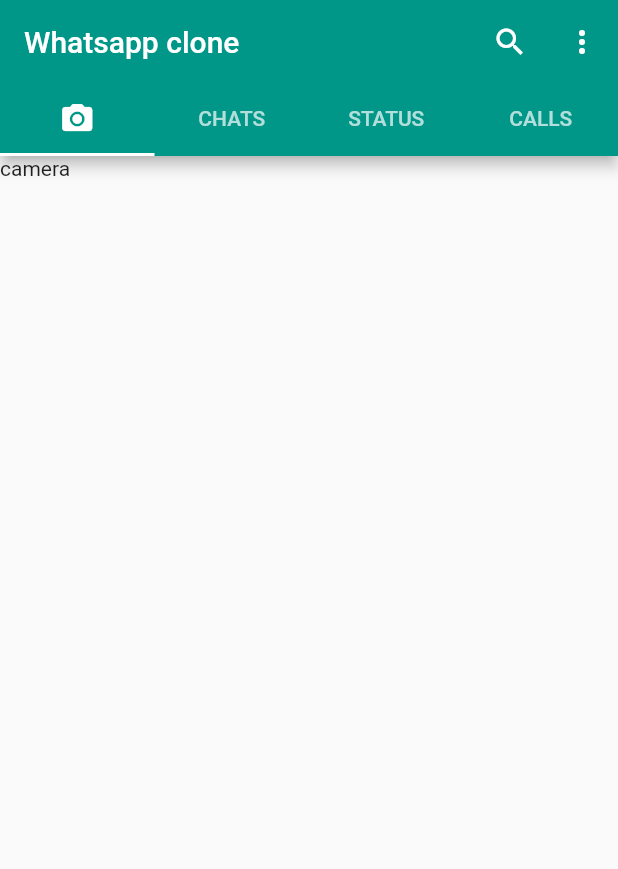
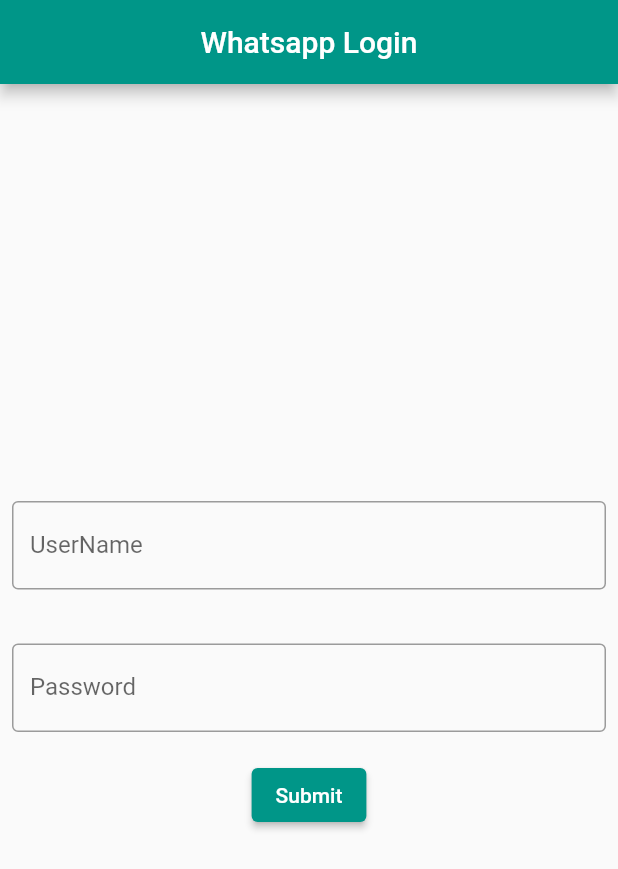
Before and after one commit to maazsaleem1/flutter-statemanagement, a Flutter app: the screen it shows after launch, on a phone screen of 412 x 824 dp. Shown: the top 869 px of the screen. Run offline on Flutter 3.47's test engine with Material 2 defaults, Android fonts, the phone set to English and light mode, and no system bars; our stand-ins replace flutter_svg, get; accounts and stored records are empty.

Commit message:
11/16/2023

```diff
--- a/lib/main.dart
+++ b/lib/main.dart
@@ -1,5 +1,8 @@
 import 'package:flutter/material.dart';
 import 'package:flutter_learning/view/Home_Screen.dart';
+import 'package:flutter_learning/view/user_login.dart';
+import 'package:get/get.dart';
+import 'package:get/get_core/get_core.dart';
 
 void main() {
   runApp(const MyApp());
@@ -11,12 +14,12 @@ class MyApp extends StatelessWidget {
   // This widget is the root of your application.
   @override
   Widget build(BuildContext context) {
-    return MaterialApp(
+    return GetMaterialApp(
       theme: ThemeData(
           // primaryColor: Color(0xFF075E54),
           colorScheme: ColorScheme.fromSwatch(
               primarySwatch: Colors.teal, accentColor: Color(0XFF128C7E))),
-      home: HomeScreen(),
+      home: LoginPage(),
     );
   }
 }
--- /dev/null
+++ b/lib/model.dart/all_user_data_model/all_user_data_model.dart
@@ -0,0 +1,38 @@
+import 'package:collection/collection.dart';
+
+import 'datum.dart';
+
+class AllUserDataModel {
+  String? message;
+  List<Datum>? data;
+  bool? status;
+
+  AllUserDataModel({this.message, this.data, this.status});
+
+  factory AllUserDataModel.fromJson(Map<String, dynamic> json) {
+    return AllUserDataModel(
+      message: json['message'] as String?,
+      data: (json['data'] as List<dynamic>?)
+          ?.map((e) => Datum.fromJson(e as Map<String, dynamic>))
+          .toList(),
+      status: json['status'] as bool?,
+    );
+  }
+
+  Map<String, dynamic> toJson() => {
+        'message': message,
+        'data': data?.map((e) => e.toJson()).toList(),
+        'status': status,
+      };
+
+  @override
+  bool operator ==(Object other) {
+    if (identical(other, this)) return true;
+    if (other is! AllUserDataModel) return false;
+    final mapEquals = const DeepCollectionEquality().equals;
+    return mapEquals(other.toJson(), toJson());
+  }
+
+  @override
+  int get hashCode => message.hashCode ^ data.hashCode ^ status.hashCode;
+}
--- a/lib/view/Home_Screen.dart
+++ b/lib/view/Home_Screen.dart
@@ -63,13 +63,9 @@ class _HomeScreenState extends State<HomeScreen> with TickerProviderStateMixin {
           ],
         ),
       ),
-      body: TabBarView(
-        controller: _controller,
-        children: const [
+      body: TabBarView(controller: _controller, children: const [
         Text("camera"),
-
         ChatScreen(),
-
         Text("status"),
         Text("calls")
       ]),
--- /dev/null
+++ b/lib/view/user_login.dart
@@ -0,0 +1,72 @@
+import 'package:flutter/material.dart';
+import 'package:flutter_learning/auth_service/service.dart';
+
+class LoginPage extends StatefulWidget {
+  const LoginPage({super.key});
+
+  @override
+  State<LoginPage> createState() => _LoginPageState();
+}
+
+class _LoginPageState extends State<LoginPage> {
+  final TextEditingController _email = TextEditingController();
+  final TextEditingController _password = TextEditingController();
+  @override
+  Widget build(BuildContext context) {
+    return Scaffold(
+      appBar: AppBar(
+        centerTitle: true,
+        title: Text("Whatsapp Login"),
+      ),
+      body: Column(
+        mainAxisAlignment: MainAxisAlignment.center,
+        crossAxisAlignment: CrossAxisAlignment.center,
+        children: [
+          Column(
+            children: [
+              Padding(
+                padding: const EdgeInsets.all(8.0),
+                child: TextFormField(
+                  controller: _email,
+                  decoration: const InputDecoration(
+                      labelText: 'UserName',
+                      hintText: 'Enter UserName',
+                      border: OutlineInputBorder(
+                          borderSide:
+                              BorderSide(color: Colors.black, width: 10))),
+                ),
+              ),
+              SizedBox(
+                height: 20,
+              ),
+              Padding(
+                padding: const EdgeInsets.all(8.0),
+                child: TextFormField(
+                  controller: _password,
+                  decoration: const InputDecoration(
+                      labelText: 'Password',
+                      hintText: 'Enter password',
+                      border: OutlineInputBorder(
+                          borderSide:
+                              BorderSide(color: Colors.black, width: 10))),
+                ),
+              ),
+              const SizedBox(
+                height: 10,
+              ),
+              ElevatedButton(
+                  onPressed: () async {
+                    var data = {
+                      "username": _email.text,
+                      "password": _password.text,
+                    };
+                    await AuthService().LoginApi(context, data);
+                  },
+                  child: Text("Submit")),
+            ],
+          )
+        ],
+      ),
+    );
+  }
+}
--- a/pubspec.yaml
+++ b/pubspec.yaml
@@ -38,6 +38,7 @@ dependencies:
   flutter_spinkit: ^5.2.0
   get: ^4.6.6
   flutter_svg: ^2.0.9
+  http: ^1.1.0
 
 dev_dependencies:
   flutter_test:
```
Also changed, not shown: lib/auth_service/service.dart (added, +53 -0 lines), lib/custom_ui/custom_card.dart (+19 -16 lines), lib/model.dart/all_user_data_model/datum.dart (added, +63 -0 lines), lib/pages/chat_page.dart (+55 -29 lines), pubspec.lock.
